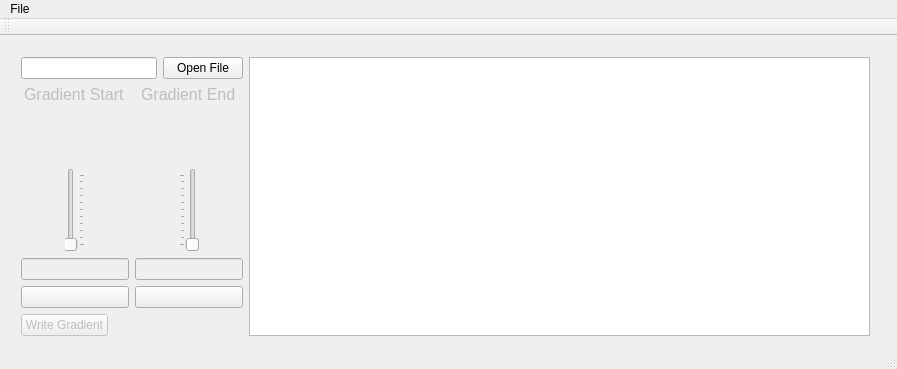
Old version of the form mainwindow.ui in the repository gabeseltzer/Gradient-App.
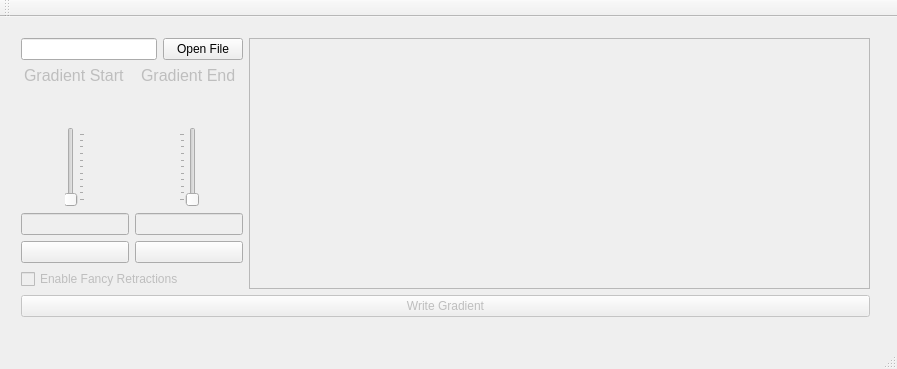
New version of the form.

Commit message: Moved Write Gcode out into it's own file, added retraction stuff, it's inactive

```diff
--- a/mainwindow.ui
+++ b/mainwindow.ui
@@ -181,19 +181,33 @@
         </layout>
        </item>
        <item row="1" column="0">
-        <widget class="QPushButton" name="writeGcodeButton">
+        <widget class="QCheckBox" name="retractionCheckbox">
          <property name="enabled">
           <bool>false</bool>
          </property>
          <property name="text">
-          <string>Write Gradient</string>
+          <string>Enable Fancy Retractions</string>
          </property>
         </widget>
        </item>
       </layout>
      </item>
      <item row="0" column="1">
-      <widget class="QPlainTextEdit" name="plainTextEdit"/>
+      <widget class="QPlainTextEdit" name="plainTextEdit">
+       <property name="enabled">
+        <bool>false</bool>
+       </property>
+      </widget>
+     </item>
+     <item row="1" column="0" colspan="2">
+      <widget class="QPushButton" name="writeGcodeButton">
+       <property name="enabled">
+        <bool>false</bool>
+       </property>
+       <property name="text">
+        <string>Write Gradient</string>
+       </property>
+      </widget>
      </item>
     </layout>
    </widget>
@@ -207,13 +221,6 @@
      <height>21</height>
     </rect>
    </property>
-   <widget class="QMenu" name="menuFile">
-    <property name="title">
-     <string>File</string>
-    </property>
-    <addaction name="actionOpen_File"/>
-   </widget>
-   <addaction name="menuFile"/>
   </widget>
   <widget class="QToolBar" name="mainToolBar">
    <attribute name="toolBarArea">
```
The commit also changes 5 other files.
